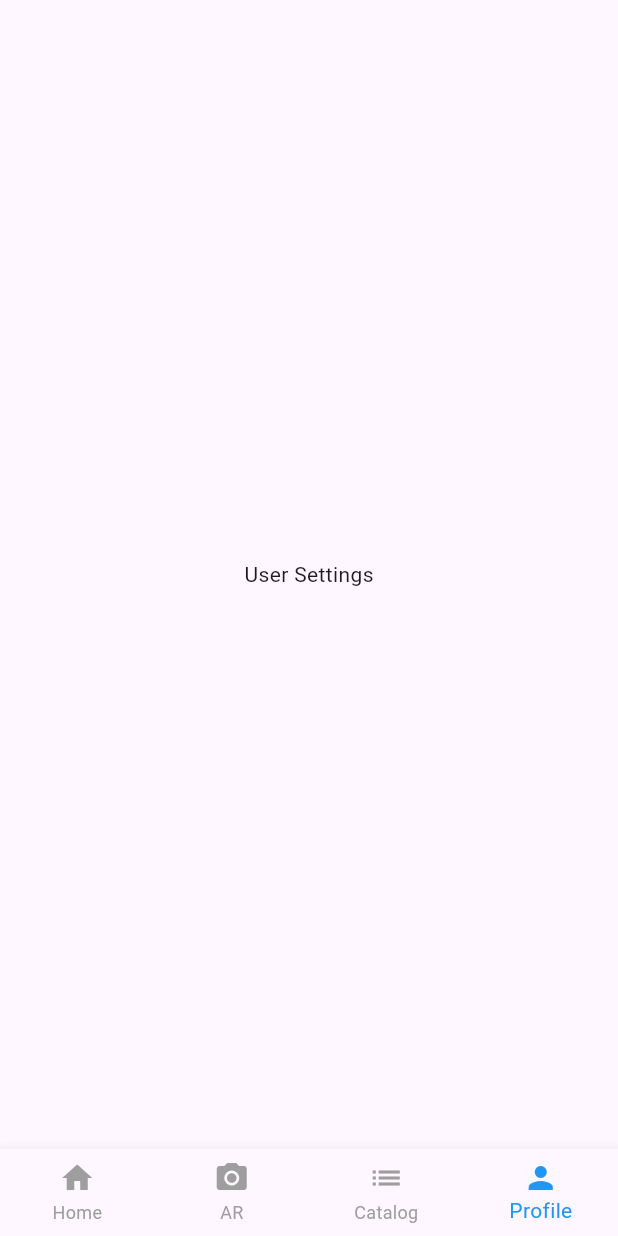
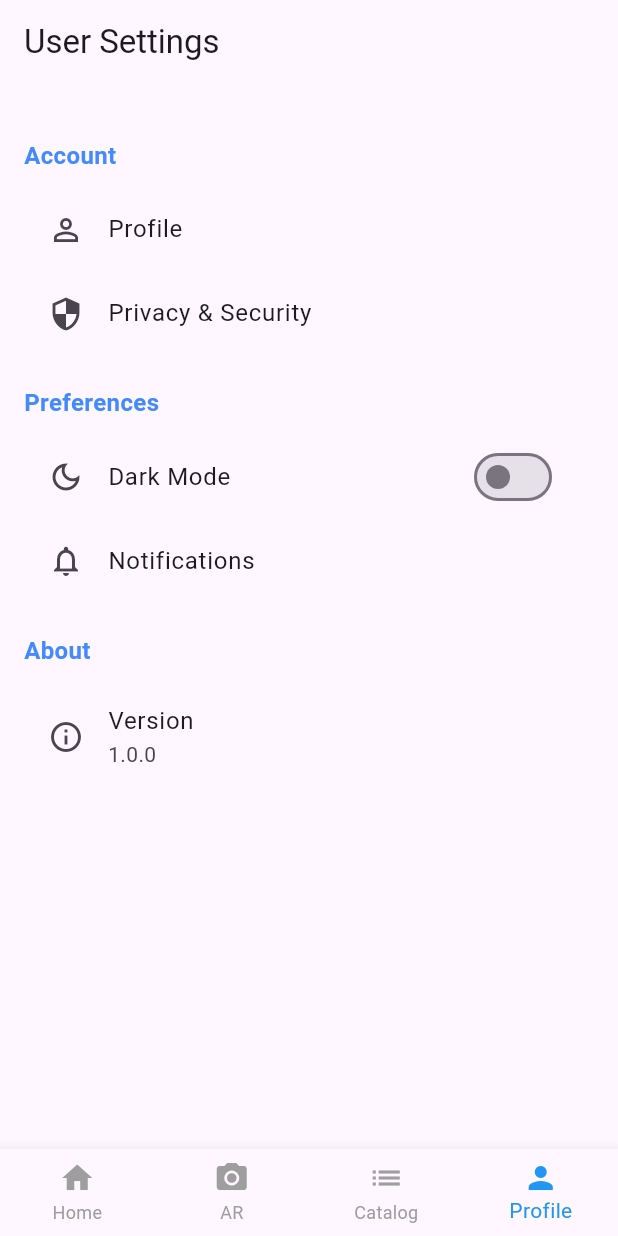
Before and after one commit to ObesePoptarts/interior-design-ar, a Flutter app: the screen it shows after launch, item 4 of the bottom bar chosen, on a phone screen of 412 x 824 dp. Run offline on Flutter 3.47's test engine with Material 3 defaults, Android fonts, the phone set to English and light mode, and no system bars; our stand-ins replace cloud_firestore, file_picker, firebase_core, firebase_storage; missing offline and left inert: ar_flutter_plugin_plus; accounts and stored records are empty.

Commit message:
Example User Settings

```diff
--- a/lib/ui/views/user_tab.dart
+++ b/lib/ui/views/user_tab.dart
@@ -2,6 +2,61 @@ import 'package:flutter/material.dart';
 
 class UserTab extends StatelessWidget {
   const UserTab({super.key});
+
   @override
-  Widget build(BuildContext context) => const Scaffold(body: Center(child: Text("User Settings")));
+  Widget build(BuildContext context) {
+    return Scaffold(
+      appBar: AppBar(title: const Text("User Settings")),
+      body: ListView(
+        padding: const EdgeInsets.all(16.0),
+        children: [
+          _buildSectionHeader("Account"),
+          ListTile(
+            leading: const Icon(Icons.person_outline),
+            title: const Text("Profile"),
+            onTap: () {},
+          ),
+          ListTile(
+            leading: const Icon(Icons.security),
+            title: const Text("Privacy & Security"),
+            onTap: () {},
+          ),
+
+          _buildSectionHeader("Preferences"),
+          SwitchListTile(
+            secondary: const Icon(Icons.dark_mode_outlined),
+            title: const Text("Dark Mode"),
+            value: false,
+            onChanged: (bool value) {},
+          ),
+          ListTile(
+            leading: const Icon(Icons.notifications_none),
+            title: const Text("Notifications"),
+            onTap: () {},
+          ),
+
+          _buildSectionHeader("About"),
+          ListTile(
+            leading: const Icon(Icons.info_outline),
+            title: const Text("Version"),
+            subtitle: const Text("1.0.0"),
+          ),
+        ],
+      ),
+    );
+  }
+
+  Widget _buildSectionHeader(String title) {
+    return Padding(
+      padding: const EdgeInsets.only(top: 20, bottom: 10),
+      child: Text(
+        title,
+        style: const TextStyle(
+          fontSize: 16,
+          fontWeight: FontWeight.bold,
+          color: Colors.blueAccent,
+        ),
+      ),
+    );
+  }
 }
```
